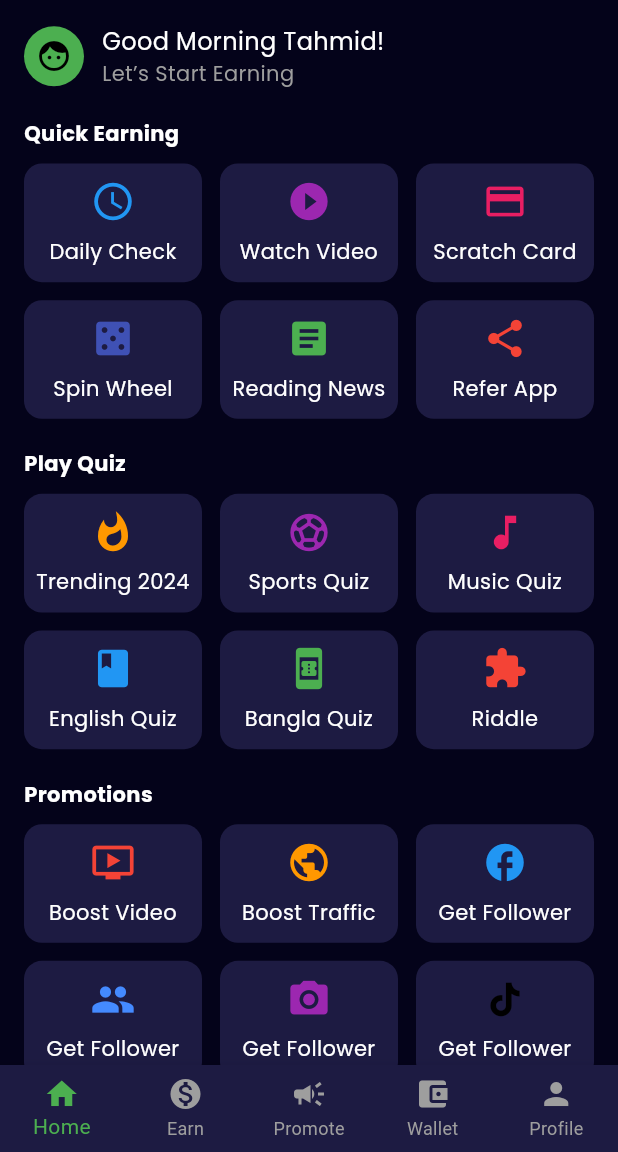
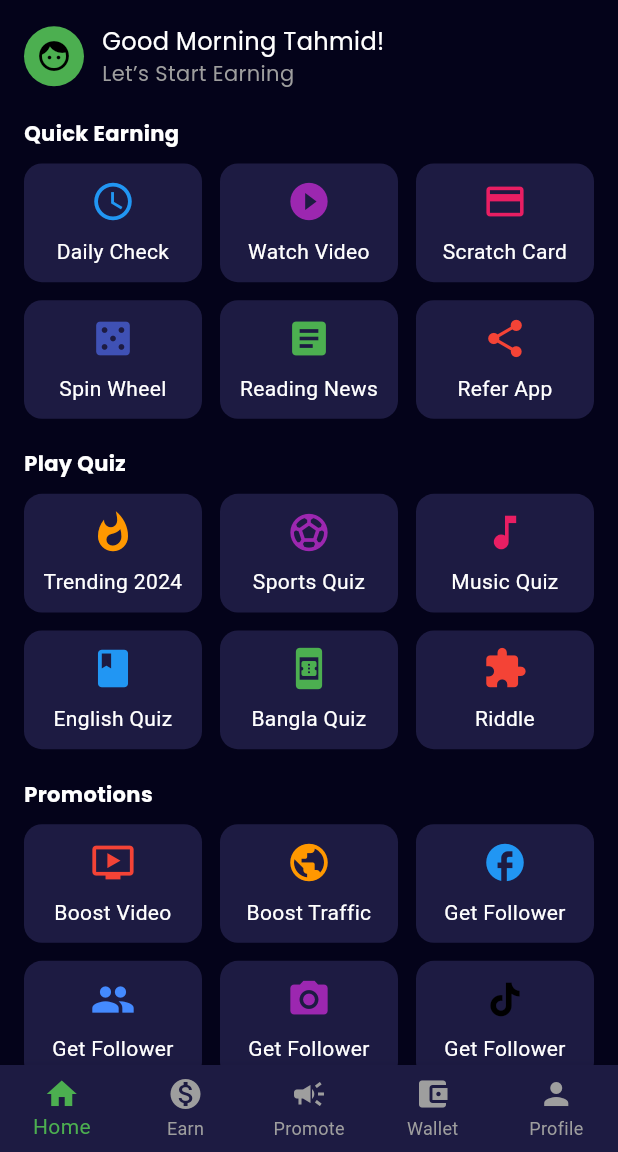
Before and after one commit to Saniat-Injam/express_reward, a Flutter app: the screen it shows after launch, on a phone screen of 412 x 824 dp, the part 84-1236 px from its top. Run offline on Flutter 3.47's test engine with Material 3 defaults, Android fonts, the phone set to English and light mode, and no system bars; our stand-ins replace google_fonts.

```diff
--- a/lib/custom/grid_menu.dart
+++ b/lib/custom/grid_menu.dart
@@ -1,6 +1,5 @@
 import 'package:express_reward/custom/menu_item.dart';
 import 'package:flutter/material.dart';
-import 'package:google_fonts/google_fonts.dart';
 
 class GridMenu extends StatelessWidget {
   final List<MenuItem> items;
@@ -33,10 +32,14 @@
               Text(
                 item.title,
                 textAlign: TextAlign.center,
-                style: GoogleFonts.poppins(
+                style: TextStyle(
+                  fontSize: 14,
                   color: Colors.white,
-                  fontSize: 14,
                 ),
+                // style: GoogleFonts.poppins(
+                //   color: Colors.white,
+                //   fontSize: 14,
+                // ),
               ),
             ],
           ),
```
Also changed, not shown: lib/home.dart (+8 -0 lines).
